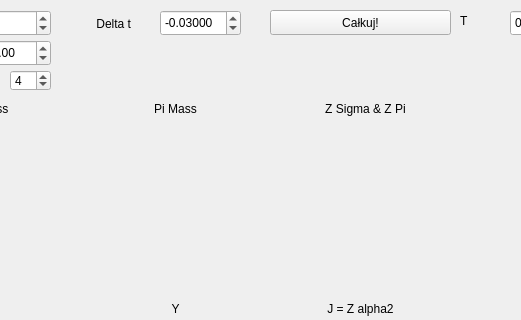
Before: the Qt Designer form mainwindow.ui in andrze/Integrator, drawn with Qt 5; both pictures show x 330 to 851 and y 0 to 320 of the 988 by 572 pixel window.
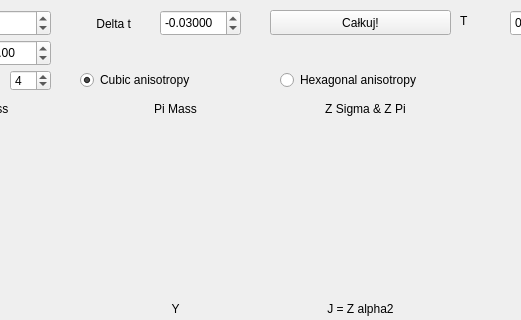
After: the same form once the commit is applied. Custom widgets are drawn as their Qt base class.

Commit message: Poprawiono skalę wykresów liniowych dla mąłych wartości

```diff
--- a/mainwindow.ui
+++ b/mainwindow.ui
@@ -642,6 +642,35 @@
      <double>10.000000000000000</double>
     </property>
    </widget>
+   <widget class="QRadioButton" name="cubicRadioButton">
+    <property name="geometry">
+     <rect>
+      <x>410</x>
+      <y>70</y>
+      <width>171</width>
+      <height>20</height>
+     </rect>
+    </property>
+    <property name="text">
+     <string>Cubic anisotropy</string>
+    </property>
+    <property name="checked">
+     <bool>true</bool>
+    </property>
+   </widget>
+   <widget class="QRadioButton" name="hexRadioButton">
+    <property name="geometry">
+     <rect>
+      <x>610</x>
+      <y>70</y>
+      <width>161</width>
+      <height>20</height>
+     </rect>
+    </property>
+    <property name="text">
+     <string>Hexagonal anisotropy</string>
+    </property>
+   </widget>
   </widget>
   <widget class="QStatusBar" name="statusbar"/>
  </widget>
```
The commit also changes 2 other files.
